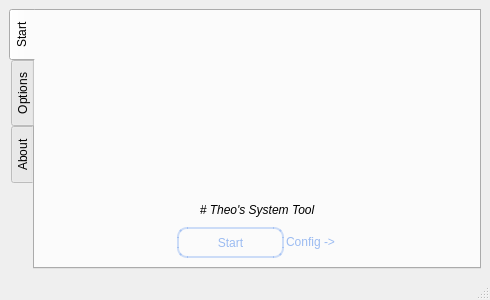
Old version of the form systest.ui in the repository the0cp/windows-troubleshooter.
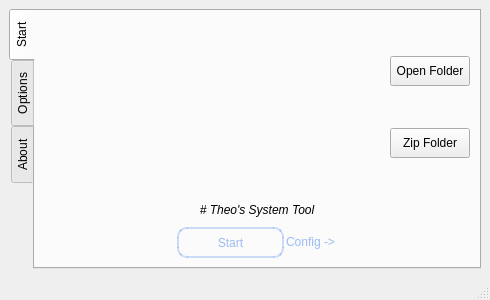
New version of the form. Icons and pictures are not drawn.

```diff
--- a/systest.ui
+++ b/systest.ui
@@ -50,10 +50,23 @@
          <number>0</number>
         </property>
         <item>
-         <layout class="QHBoxLayout" name="horizontalLayout_3">
+         <layout class="QHBoxLayout" name="horizontalLayout_3" stretch="1,10,1">
           <property name="spacing">
            <number>0</number>
           </property>
+          <item>
+           <spacer name="horizontalSpacer_3">
+            <property name="orientation">
+             <enum>Qt::Horizontal</enum>
+            </property>
+            <property name="sizeHint" stdset="0">
+             <size>
+              <width>40</width>
+              <height>20</height>
+             </size>
+            </property>
+           </spacer>
+          </item>
           <item>
            <widget class="QLabel" name="label">
             <property name="sizePolicy">
@@ -79,6 +92,54 @@
             </property>
            </widget>
           </item>
+          <item>
+           <layout class="QVBoxLayout" name="verticalLayout_3">
+            <property name="spacing">
+             <number>6</number>
+            </property>
+            <property name="leftMargin">
+             <number>12</number>
+            </property>
+            <item>
+             <widget class="QPushButton" name="btn_open_folder">
+              <property name="sizePolicy">
+               <sizepolicy hsizetype="Maximum" vsizetype="Maximum">
+                <horstretch>0</horstretch>
+                <verstretch>0</verstretch>
+               </sizepolicy>
+              </property>
+              <property name="maximumSize">
+               <size>
+                <width>80</width>
+                <height>30</height>
+               </size>
+              </property>
+              <property name="text">
+               <string>Open Folder</string>
+              </property>
+             </widget>
+            </item>
+            <item>
+             <widget class="QPushButton" name="pushButton_2">
+              <property name="sizePolicy">
+               <sizepolicy hsizetype="Maximum" vsizetype="Maximum">
+                <horstretch>0</horstretch>
+                <verstretch>0</verstretch>
+               </sizepolicy>
+              </property>
+              <property name="maximumSize">
+               <size>
+                <width>80</width>
+                <height>30</height>
+               </size>
+              </property>
+              <property name="text">
+               <string>Zip Folder</string>
+              </property>
+             </widget>
+            </item>
+           </layout>
+          </item>
          </layout>
         </item>
         <item>
```
